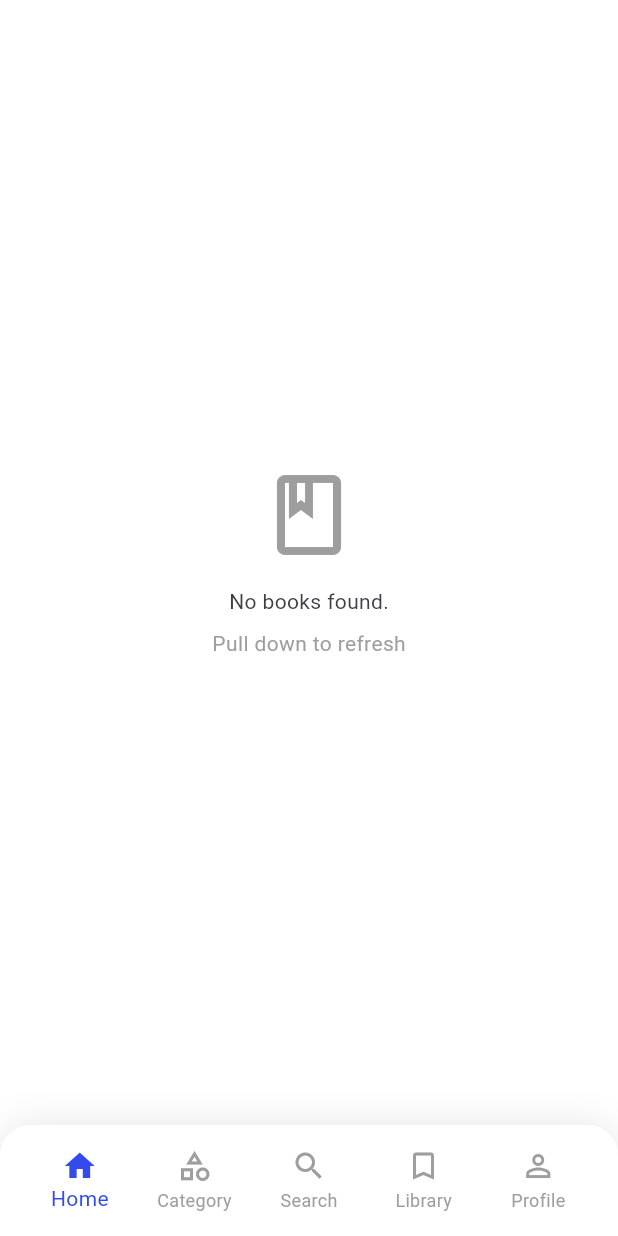
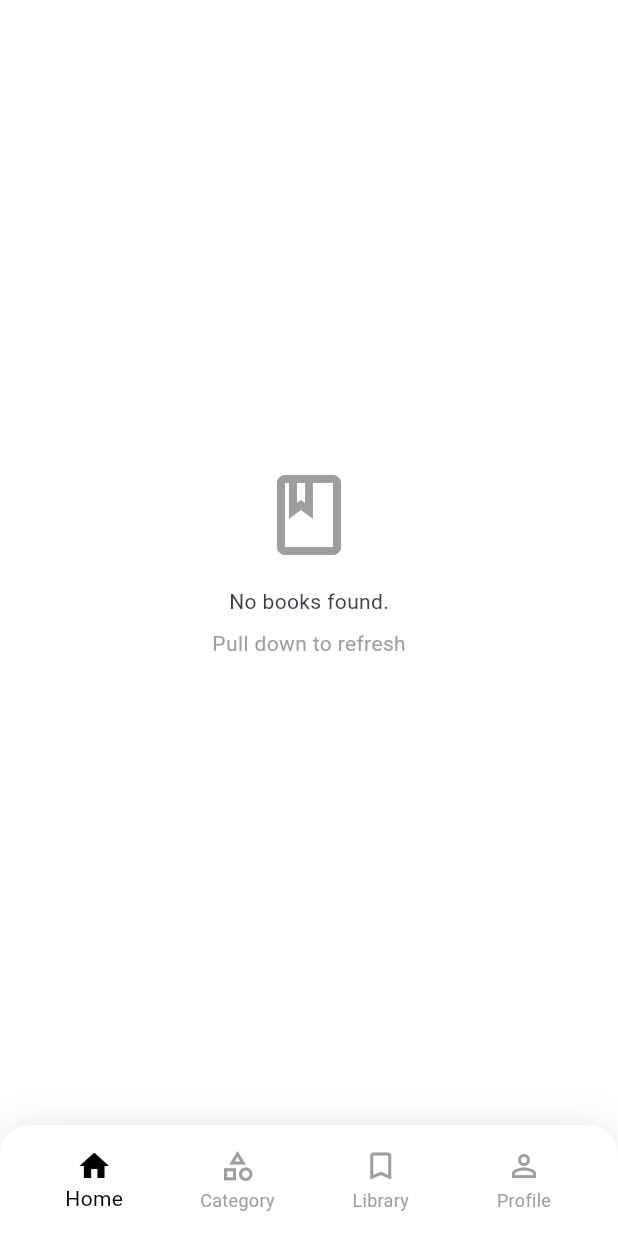
Before and after one commit to nafismahmud181/Bupko-v2, a Flutter app: the screen it shows after launch, on a phone screen of 412 x 824 dp. Run offline on Flutter 3.47's test engine with Material 3 defaults, Android fonts, the phone set to English and light mode, and no system bars; our stand-ins replace cached_network_image, cloud_firestore, dio, firebase_auth, firebase_core, google_fonts and 1 more; missing offline and left inert: epub_view; accounts and stored records are empty.

```diff
--- a/lib/screens/bottomnav.dart
+++ b/lib/screens/bottomnav.dart
@@ -1,7 +1,7 @@
 import 'package:bupko_v2/home_page.dart';
 import 'package:bupko_v2/profile_page.dart';
 import 'package:bupko_v2/screens/library_page.dart';
-import 'package:bupko_v2/search_page.dart';
+// import 'package:bupko_v2/search_page.dart';
 import 'package:flutter/material.dart';
 import 'package:bupko_v2/category_page.dart';
 
@@ -18,7 +18,7 @@ class _BottomNavState extends State<BottomNav> {
   final List<Widget> _pages = [
     const HomePage(),
     const CategoryPage(),
-    const SearchPage(),
+    // const SearchPage(),
     const LibraryPage(),
     const ProfilePage(),
   ];
@@ -96,11 +96,11 @@ class _BottomNavState extends State<BottomNav> {
                     activeIcon: Icon(Icons.category),
                     label: 'Category',
                   ),
-                  BottomNavigationBarItem(
-                    icon: Icon(Icons.search_outlined),
-                    activeIcon: Icon(Icons.search),
-                    label: 'Search',
-                  ),
+                  // BottomNavigationBarItem(
+                  //   icon: Icon(Icons.search_outlined),
+                  //   activeIcon: Icon(Icons.search),
+                  //   label: 'Search',
+                  // ),
                   BottomNavigationBarItem(
                     icon: Icon(Icons.bookmark_border),
                     activeIcon: Icon(Icons.bookmark),
@@ -113,7 +113,7 @@ class _BottomNavState extends State<BottomNav> {
                   ),
                 ],
                 currentIndex: _selectedIndex,
-                selectedItemColor: const Color.fromARGB(255, 51, 75, 235),
+                selectedItemColor: Colors.black,
                 unselectedItemColor: Colors.grey,
                 onTap: _onItemTapped,
                 backgroundColor: Colors.transparent,
```
